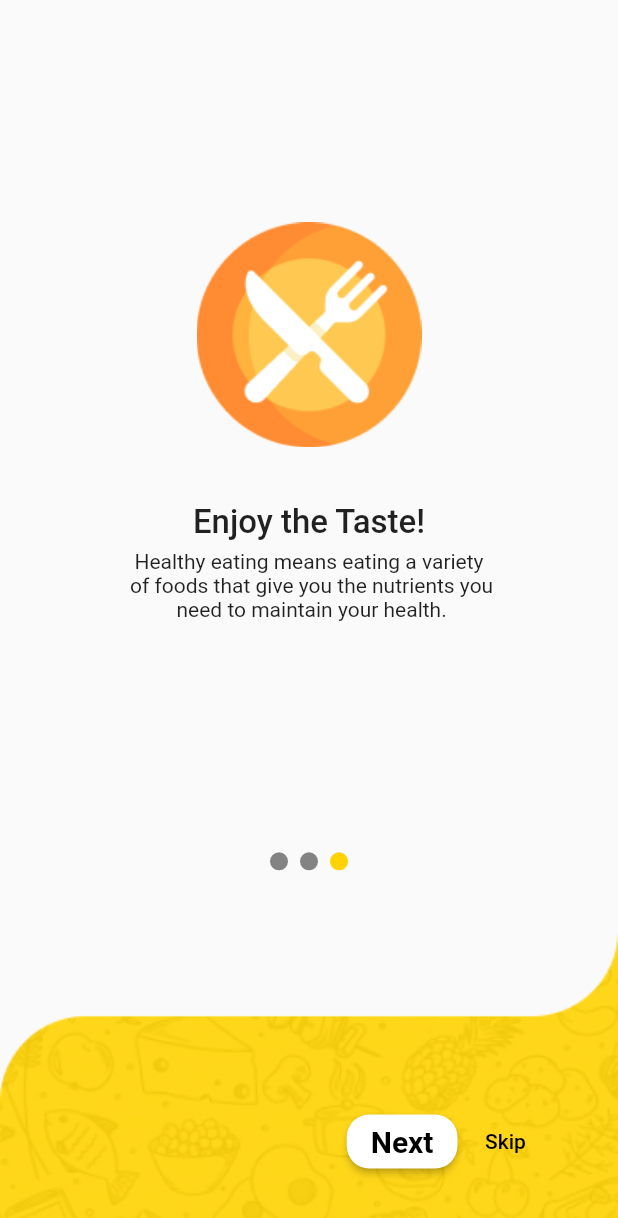
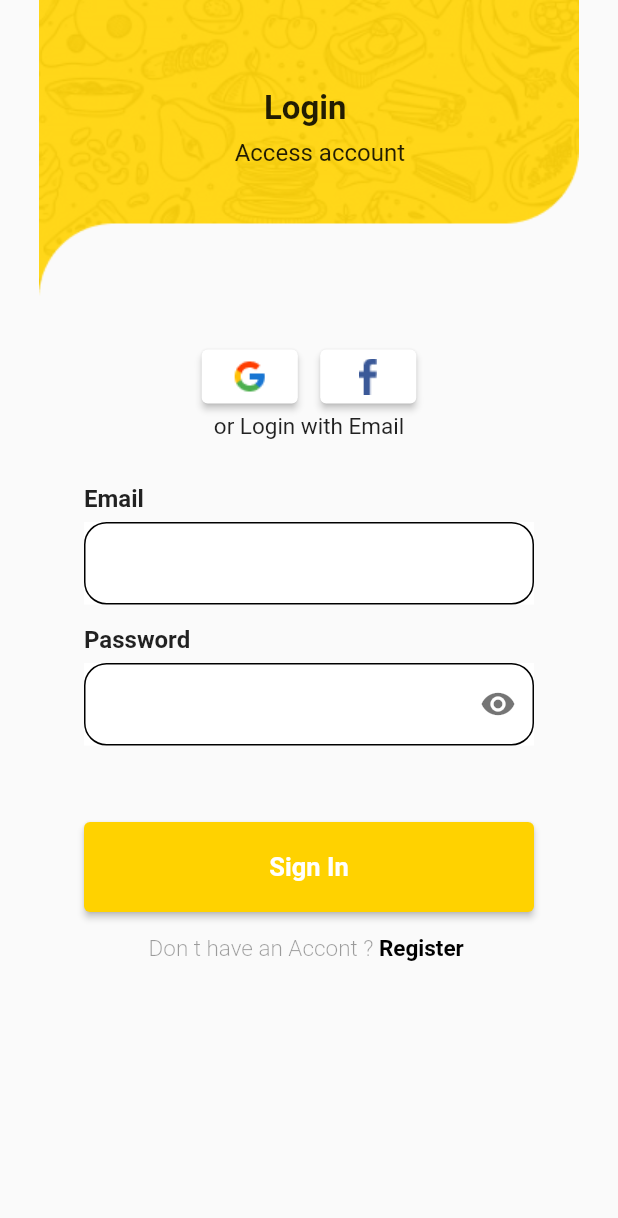
Before and after one commit to GayanPradeep97/food_delivery-app, a Flutter app: the screen it shows after launch, after a tap on "Skip", on a phone screen of 412 x 824 dp. Shown: the top 1218 px of the screen. Run offline on Flutter 3.47's test engine with Material 2 defaults, Android fonts, the phone set to English and light mode, and no system bars; drawn by our look-alikes of carousel_slider; Roboto replaces fonts that are missing (poppins).

Commit message:
design simple login screen

```diff
--- a/lib/screen/splase_screen/getting_started.dart
+++ b/lib/screen/splase_screen/getting_started.dart
@@ -1,7 +1,9 @@
 import 'package:carousel_slider/carousel_slider.dart';
 import 'package:flutter/material.dart';
+import 'package:food_app/screen/splase_screen/login_screen/login/login_screen.dart';
 import 'package:food_app/utility/app_colors.dart';
 import 'package:food_app/utility/constants.dart';
+import 'package:food_app/utility/utility_functions.dart';
 
 class GettingStarted extends StatefulWidget {
   const GettingStarted({Key? key}) : super(key: key);
@@ -160,7 +162,9 @@ class BottomSection extends StatelessWidget {
                   ),
                 ),
                 TextButton(
-                    onPressed: () {},
+                    onPressed: () {
+                      UtilFunction.navigateTo(context, LoginSreen());
+                    },
                     child: Text(
                       "Skip",
                       style: TextStyle(
--- /dev/null
+++ b/lib/screen/splase_screen/login_screen/login/login_screen.dart
@@ -0,0 +1,202 @@
+//import 'dart:html';
+
+//import 'dart:ui';
+
+import 'package:flutter/material.dart';
+import 'package:food_app/utility/app_colors.dart';
+import 'package:food_app/utility/constants.dart';
+
+class LoginSreen extends StatefulWidget {
+  const LoginSreen({Key? key}) : super(key: key);
+
+  @override
+  State<LoginSreen> createState() => _LoginSreenState();
+}
+
+class _LoginSreenState extends State<LoginSreen> {
+  bool _isObscure = true;
+
+  @override
+  Widget build(BuildContext context) {
+    return Scaffold(
+        //backgroundColor: backgroundcolor,
+        body: SingleChildScrollView(
+            child: Column(children: [
+      CustomTop(),
+      Column(
+        children: [
+          Row(
+            mainAxisAlignment: MainAxisAlignment.center,
+            children: [
+              ElevatedButton(
+                  style: ElevatedButton.styleFrom(
+                    backgroundColor: kwhite,
+                  ),
+                  onPressed: () {},
+                  child: Image.asset(Constants.imageAsset('g_letter.png'))),
+              SizedBox(
+                width: 15,
+              ),
+              ElevatedButton(
+                  style: ElevatedButton.styleFrom(
+                    backgroundColor: kwhite,
+                  ),
+                  onPressed: () {},
+                  child: Image.asset(Constants.imageAsset('fb.png')))
+            ],
+          ),
+          Text(
+            'or Login with Email',
+            style: TextStyle(
+              fontSize: 15,
+              fontWeight: FontWeight.w400,
+            ),
+          ),
+          Container(
+            padding: EdgeInsets.all(30),
+            child:
+                Column(crossAxisAlignment: CrossAxisAlignment.start, children: [
+              Text(
+                'Email',
+                style: TextStyle(
+                  fontSize: 16,
+                  fontWeight: FontWeight.w600,
+                ),
+              ),
+              SizedBox(height: 6),
+              Container(
+                width: 300,
+                height: 55,
+                color: kwhite,
+                child: TextField(
+                  decoration: InputDecoration(
+                      enabledBorder: OutlineInputBorder(
+                        borderRadius: BorderRadius.circular(15),
+                      ),
+                      focusedBorder: OutlineInputBorder(
+                        borderRadius: BorderRadius.circular(15),
+                      )),
+                ),
+              ),
+              SizedBox(height: 14),
+              Text(
+                'Password',
+                style: TextStyle(
+                  fontSize: 16,
+                  fontWeight: FontWeight.w600,
+                ),
+              ),
+              SizedBox(height: 6),
+              Container(
+                width: 300,
+                height: 55,
+                color: kwhite,
+                child: TextField(
+                    obscureText: _isObscure,
+                    decoration: InputDecoration(
+                        enabledBorder: OutlineInputBorder(
+                          borderRadius: BorderRadius.circular(15),
+                        ),
+                        focusedBorder: OutlineInputBorder(
+                          borderRadius: BorderRadius.circular(15),
+                        ),
+
+                        //labelText: 'Password',
+                        // this button is used to toggle the password visibility
+                        suffixIcon: IconButton(
+                            icon: Icon(
+                              _isObscure
+                                  ? Icons.visibility
+                                  : Icons.visibility_off,
+                              color: Colors.black54,
+                            ),
+                            onPressed: () {
+                              setState(() {
+                                _isObscure = !_isObscure;
+                              });
+                            }))),
+              )
+            ]),
+          ),
+          SizedBox(height: 21),
+          Container(
+            width: 300,
+            height: 60,
+            child: ElevatedButton(
+              onPressed: () {},
+              child: Text(
+                'Sign In',
+                style: TextStyle(
+                  fontSize: 17,
+                  fontWeight: FontWeight.w600,
+                ),
+              ),
+              style: ElevatedButton.styleFrom(
+                backgroundColor: primarycolor,
+              ),
+            ),
+          ),
+          TextButton(
+            onPressed: () {},
+            child: Row(
+              mainAxisAlignment: MainAxisAlignment.center,
+              children: [
+                Text('Don t have an Accont ? ',
+                    style: TextStyle(
+                        fontSize: 15,
+                        fontWeight: FontWeight.w300,
+                        color: Colors.black38)),
+                Text('Register ',
+                    style: TextStyle(
+                      fontSize: 15,
+                      fontWeight: FontWeight.w600,
+                      color: Colors.black,
+                    )),
+              ],
+            ),
+          )
+        ],
+      ),
+    ])));
+  }
+}
+
+class CustomTop extends StatelessWidget {
+  const CustomTop({
+    Key? key,
+  }) : super(key: key);
+
+  @override
+  Widget build(BuildContext context) {
+    return Container(
+      child: Stack(
+        children: [
+          Image.asset(Constants.imageAsset('top.png')),
+          Positioned(
+            top: 59,
+            left: 150,
+            child: Text(
+              'Login',
+              style: TextStyle(
+                fontSize: 22,
+                fontWeight: FontWeight.w600,
+              ),
+            ),
+          ),
+          Positioned(
+            top: 92,
+            right: 116,
+            child: Text(
+              'Access account',
+              textAlign: TextAlign.center,
+              style: TextStyle(
+                fontSize: 16,
+                fontWeight: FontWeight.w400,
+              ),
+            ),
+          )
+        ],
+      ),
+    );
+  }
+}
--- a/lib/utility/app_colors.dart
+++ b/lib/utility/app_colors.dart
@@ -5,3 +5,4 @@ const primarycolor = Color(0xffFFD200);
 const graycolor = Color(0xff838383);
 const kwhite = Colors.white;
 const kblack = Colors.black;
+const backgroundcolor = Color(0xffF6F6F6);
--- a/pubspec.yaml
+++ b/pubspec.yaml
@@ -51,7 +51,7 @@ flutter:
   # To add assets to your application, add an assets section, like this:
   assets:
     - assets/images/
-  #   - images/a_dot_ham.jpeg
+    - assets/icons/
 
   # An image asset can refer to one or more resolution-specific "variants", see
   # https://flutter.dev/assets-and-images/#resolution-aware.
```
Also changed, not shown: assets/icons/eye.png (added), assets/images/fb.png (added), assets/images/g_letter.png (added), assets/images/top.png (added).
